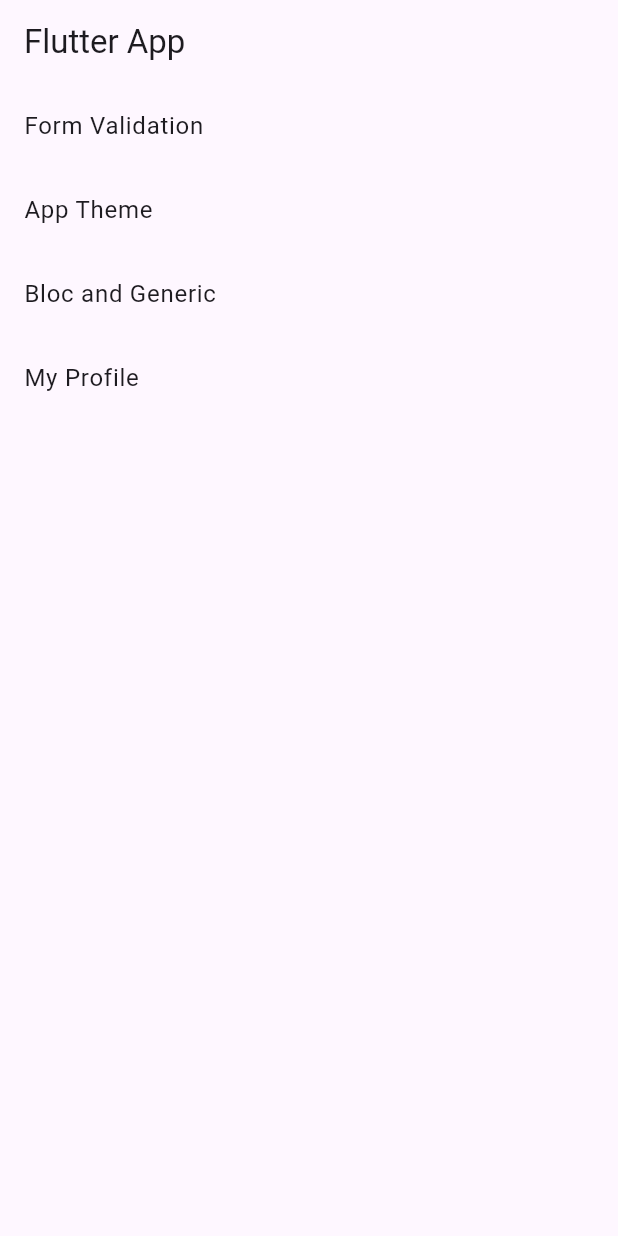
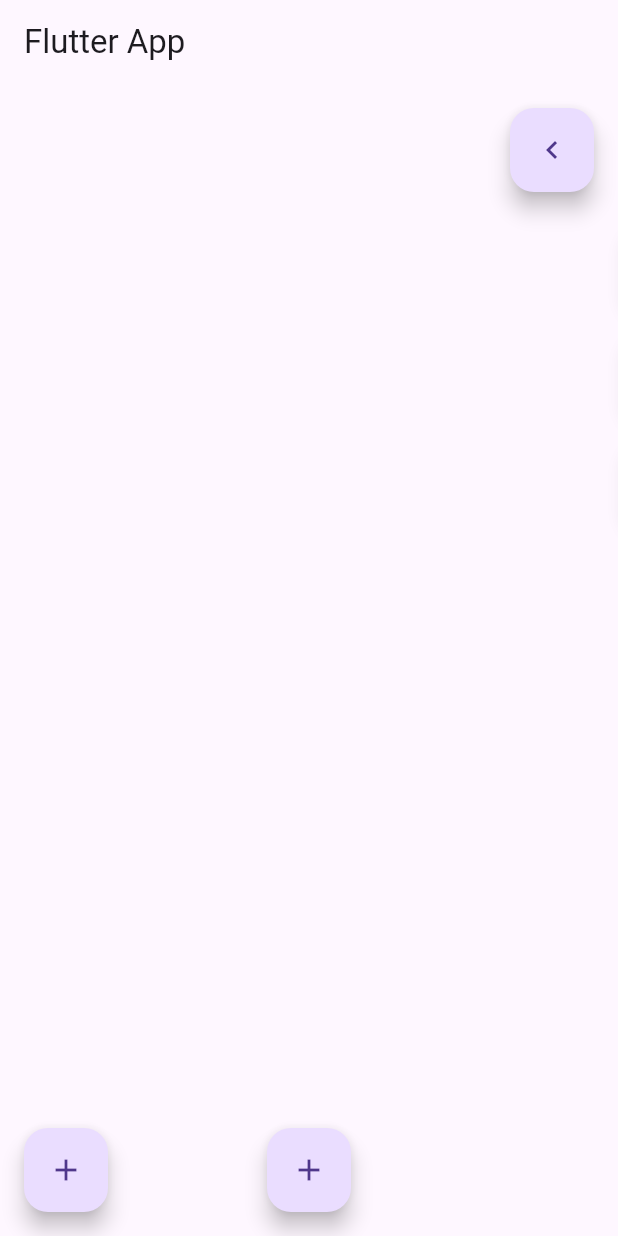
Before and after one commit to azharbinanwar/flutter_app, a Flutter app: the screen it shows after launch, on a phone screen of 412 x 824 dp. Run offline on Flutter 3.47's test engine with Material 3 defaults, Android fonts, the phone set to English and light mode, and no system bars; our stand-ins replace carousel_slider, flutter_bloc, webview_flutter.

Commit message:
Add animations

```diff
--- /dev/null
+++ b/lib/animation/animation_1.dart
@@ -0,0 +1,44 @@
+import 'package:flutter/material.dart';
+
+class Animation1 extends StatefulWidget {
+  const Animation1({super.key});
+
+  @override
+  State<Animation1> createState() => _Animation1State();
+}
+
+class _Animation1State extends State<Animation1> {
+  bool _isExpanded2 = false;
+
+  @override
+  Widget build(BuildContext context) {
+    return Column(
+      mainAxisSize: MainAxisSize.min,
+      children: [
+        AnimatedSwitcher(
+          duration: const Duration(seconds: 1),
+          switchInCurve: Curves.elasticOut,
+          switchOutCurve: Curves.easeIn,
+          reverseDuration: const Duration(milliseconds: 600),
+          transitionBuilder: (c, ani) => ScaleTransition(alignment: Alignment.bottomCenter, scale: ani, child: c),
+          child: !_isExpanded2
+              ? const SizedBox.shrink()
+              : Column(
+                  children: [
+                    FloatingActionButton(onPressed: () {}, child: const Icon(Icons.add_to_drive)),
+                    const SizedBox(height: 12.0),
+                    FloatingActionButton(onPressed: () {}, child: const Icon(Icons.photo_library_outlined)),
+                    const SizedBox(height: 12.0),
+                    FloatingActionButton(onPressed: () {}, child: const Icon(Icons.camera_alt_outlined)),
+                    const SizedBox(height: 12.0),
+                  ],
+                ),
+        ),
+        FloatingActionButton(
+          onPressed: () => setState(() => _isExpanded2 = !_isExpanded2),
+          child: Icon(_isExpanded2 ? Icons.close : Icons.add),
+        )
+      ],
+    );
+  }
+}
--- /dev/null
+++ b/lib/animation/animation_2.dart
@@ -0,0 +1,50 @@
+import 'package:flutter/material.dart';
+
+class Animation2 extends StatefulWidget {
+  const Animation2({super.key});
+
+  @override
+  State<Animation2> createState() => _Animation2State();
+}
+
+class _Animation2State extends State<Animation2> {
+  bool _isExpanded1 = false;
+
+  @override
+  Widget build(BuildContext context) {
+    return Stack(
+      children: [
+        Positioned(
+          top: 16.0,
+          right: 16.0,
+          child: FloatingActionButton(
+            onPressed: () => setState(() => _isExpanded1 = !_isExpanded1),
+            child: AnimatedRotation(
+                turns: _isExpanded1 ? 0.5 : 0.0, duration: const Duration(milliseconds: 200), child: const Icon(Icons.keyboard_arrow_left)),
+          ),
+        ),
+        AnimatedPositioned(
+          curve: Curves.elasticOut,
+          right: _isExpanded1 ? 16 : -64,
+          top: 56 + 16 * 2,
+          duration: const Duration(milliseconds: 1000),
+          child: FloatingActionButton(onPressed: () {}, child: const Icon(Icons.camera_alt_outlined)),
+        ),
+        AnimatedPositioned(
+          curve: Curves.elasticOut,
+          right: _isExpanded1 ? 16 : -64,
+          top: 56 * 2 + 16 * 3,
+          duration: const Duration(milliseconds: 800),
+          child: FloatingActionButton(onPressed: () {}, child: const Icon(Icons.photo_library_outlined)),
+        ),
+        AnimatedPositioned(
+          curve: Curves.elasticOut,
+          right: _isExpanded1 ? 16 : -64,
+          top: 56 * 3 + 16 * 4,
+          duration: const Duration(milliseconds: 600),
+          child: FloatingActionButton(onPressed: () {}, child: const Icon(Icons.add_to_drive)),
+        ),
+      ],
+    );
+  }
+}
--- /dev/null
+++ b/lib/animation/animation_3.dart
@@ -0,0 +1,41 @@
+import 'package:flutter/material.dart';
+
+class Animation3 extends StatefulWidget {
+  const Animation3({super.key});
+
+  @override
+  State<Animation3> createState() => _Animation3State();
+}
+
+class _Animation3State extends State<Animation3> {
+  bool _isExpanded = false;
+
+  @override
+  Widget build(BuildContext context) {
+    return Column(
+      mainAxisSize: MainAxisSize.min,
+      children: [
+        AnimatedSwitcher(
+          duration: const Duration(seconds: 1),
+          transitionBuilder: (c, ani) => FadeTransition(opacity: ani, child: c),
+          child: !_isExpanded
+              ? const SizedBox.shrink()
+              : Column(
+                  children: [
+                    FloatingActionButton(onPressed: () {}, child: const Icon(Icons.add_to_drive)),
+                    const SizedBox(height: 12.0),
+                    FloatingActionButton(onPressed: () {}, child: const Icon(Icons.photo_library_outlined)),
+                    const SizedBox(height: 12.0),
+                    FloatingActionButton(onPressed: () {}, child: const Icon(Icons.camera_alt_outlined)),
+                    const SizedBox(height: 12.0),
+                  ],
+                ),
+        ),
+        FloatingActionButton(
+          onPressed: () => setState(() => _isExpanded = !_isExpanded),
+          child: Icon(_isExpanded ? Icons.close : Icons.add),
+        )
+      ],
+    );
+  }
+}
--- /dev/null
+++ b/lib/animation/simple_animation_page.dart
@@ -0,0 +1,50 @@
+import 'package:flutter/material.dart';
+import 'package:flutter_app/animation/animation_1.dart';
+import 'package:flutter_app/animation/animation_2.dart';
+import 'package:flutter_app/animation/animation_3.dart';
+
+class SimpleAnimationPage extends StatefulWidget {
+  SimpleAnimationPage({super.key});
+
+  @override
+  State<SimpleAnimationPage> createState() => _SimpleAnimationPageState();
+}
+
+class _SimpleAnimationPageState extends State<SimpleAnimationPage> {
+  @override
+  Widget build(BuildContext context) {
+    return Scaffold(
+      appBar: AppBar(title: const Text('Flutter App')),
+      body: Stack(
+        children: [
+          // const Positioned(
+          //   bottom: 16.0,
+          //   right: 16.0,
+          //   child: Animation4(),
+          // ),
+          const Animation2(),
+          const Positioned(
+            left: 0.0,
+            right: 0.0,
+            bottom: 16,
+            child: Animation1(),
+          ),
+          const Positioned(
+            bottom: 16.0,
+            left: 16.0,
+            child: Animation3(),
+          ),
+
+          // Align(
+          //   alignment: Alignment.topCenter,
+          //   child: Text(
+          //     'Simple animations',
+          //     textAlign: TextAlign.center,
+          //     style: Theme.of(context).textTheme.headlineLarge,
+          //   ),
+          // ),
+        ],
+      ),
+    );
+  }
+}
--- a/lib/main.dart
+++ b/lib/main.dart
@@ -1,6 +1,6 @@
 import 'package:flutter/material.dart';
+import 'package:flutter_app/animation/simple_animation_page.dart';
 import 'package:flutter_app/bloc_and_generic/helper.dart';
-import 'package:flutter_app/main_page.dart';
 import 'package:flutter_bloc/flutter_bloc.dart';
 
 void main() {
@@ -17,11 +17,13 @@ class MyApp extends StatelessWidget {
         BlocProvider(create: (context) => Handler<int>(0)),
         BlocProvider(create: (context) => Handler<num>(0)),
       ],
-      child: const MaterialApp(
+      child: MaterialApp(
         title: 'Flutter Demo',
         debugShowCheckedModeBanner: false,
         // home: MainPage(),
-        home: MainPage(),
+        // home: MainPage(),
+        // home: CarouselPage(),
+        home: SimpleAnimationPage(),
         // home: AppbarPage(),
       ),
     );
--- a/pubspec.yaml
+++ b/pubspec.yaml
@@ -15,6 +15,8 @@ dependencies:
 
   # webview
   webview_flutter: ^4.7.0
+
+  carousel_slider: ^4.2.1
 
 
   cupertino_icons: ^1.0.6
```
Also changed, not shown: lib/animation/animation_4.dart (added, +53 -0 lines), lib/carousel/carousel_page.dart (added, +75 -0 lines), lib/models/codable/user.dart (added).
